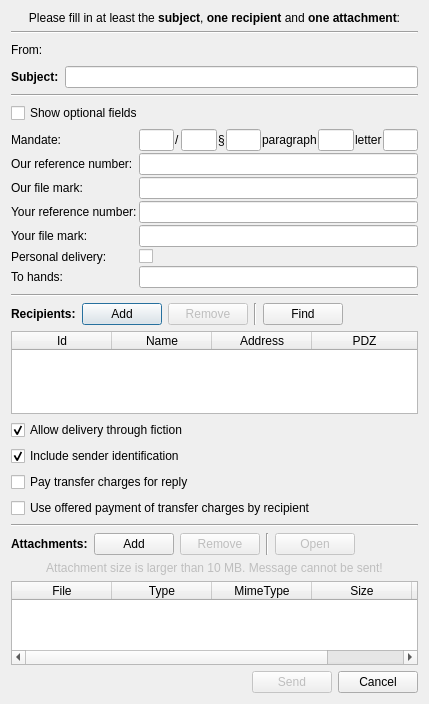
This is src/gui/ui/dlg_send_message.ui in psakar/datovka as Qt 5 draws it before an edit. The edited form follows.
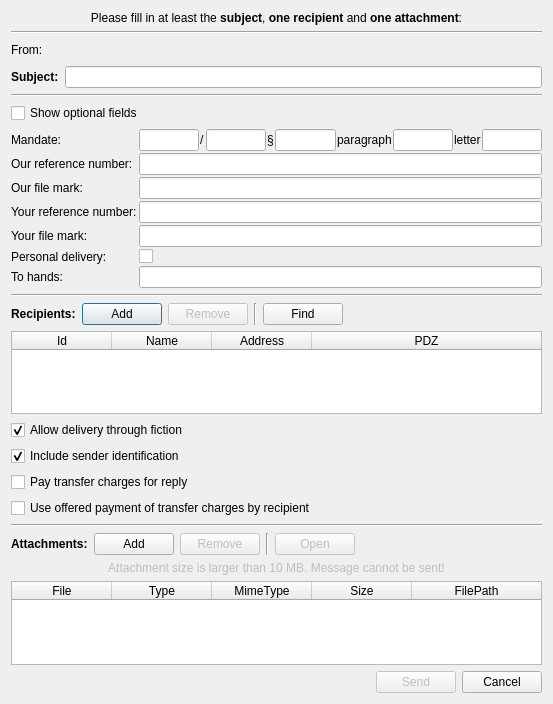
This is the edited form. Icons and pictures are not drawn.

Commit message: Updated dimensions of send message dialog

What changed in the file:
```diff
--- a/src/gui/ui/dlg_send_message.ui
+++ b/src/gui/ui/dlg_send_message.ui
@@ -6,7 +6,7 @@
    <rect>
     <x>0</x>
     <y>0</y>
-    <width>429</width>
+    <width>553</width>
     <height>704</height>
    </rect>
   </property>
```
The commit also changes 1 other file.
